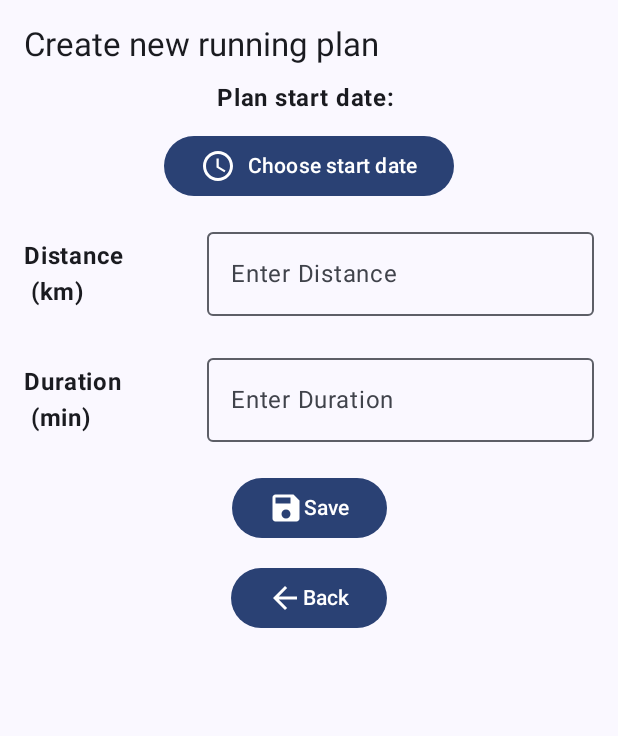
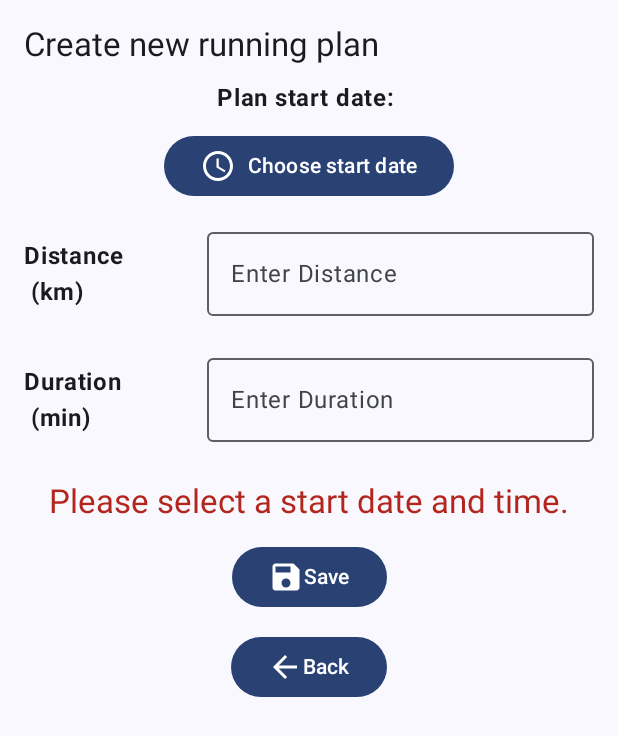
Before and after one commit to Alopexer/5046_AndroidApp, an Android app built with Jetpack Compose: the composable RunningPlanCreateScreen shown on its own in the app's theme, after a tap on "Save", on a phone screen of 412 x 824 dp. Shown: the top 736 px of the screen. Run offline under Robolectric (Android 15) with nearby library versions, the phone set to English and light mode, and no system bars.

Commit message:
fix bugs

```diff
--- a/app/src/main/java/com/example/myapplication/RunningPlanCreateScreen.kt
+++ b/app/src/main/java/com/example/myapplication/RunningPlanCreateScreen.kt
@@ -37,6 +37,7 @@ fun RunningPlanCreateScreen(navController: NavController, userViewModel: UserVie
     var selectedDateTime by remember { mutableStateOf("") }
     val userEmail: String = "test@gmail.com"
     val calendar = remember { Calendar.getInstance() }
+    var errorMessage by remember { mutableStateOf("") }
     Column(
         modifier = Modifier
             .fillMaxSize()
@@ -142,6 +143,17 @@ fun RunningPlanCreateScreen(navController: NavController, userViewModel: UserVie
             )
         }
 
+        if (errorMessage.isNotEmpty()) {
+            Text(
+                text = errorMessage,
+                color = MaterialTheme.colorScheme.error,
+                style = MaterialTheme.typography.titleLarge,
+                modifier = Modifier
+                    .padding(top = 6.dp)
+                    .align(Alignment.CenterHorizontally)
+            )
+        }
+
 
         Button(
             onClick = {
@@ -149,7 +161,14 @@ fun RunningPlanCreateScreen(navController: NavController, userViewModel: UserVie
                 val distanceValue = distance.toDoubleOrNull()
                 val durationValue = duration.toIntOrNull()
 
-                if (selectedDateTime.isNotBlank() && distanceValue != null && durationValue != null && !email.isNullOrBlank()) {
+                errorMessage = when {
+                    selectedDateTime.isBlank() -> "Please select a start date and time."
+                    distance.isBlank() -> "Please enter the distance."
+                    distanceValue == null -> "Distance must be a number."
+                    duration.isBlank() -> "Please enter the duration."
+                    durationValue == null -> "Duration must be an integer."
+                    email.isNullOrBlank() -> "User email not found. Please log in."
+                    else -> {
                         val newPlan = RunningPlan(
                             dateTime = selectedDateTime,
                             distance = distanceValue,
@@ -159,12 +178,8 @@ fun RunningPlanCreateScreen(navController: NavController, userViewModel: UserVie
                         )
                         runningPlanViewModel.insert(newPlan)
                         navController.popBackStack()
-                } else {
-                    Toast.makeText(
-                        context,
-                        "Please enter valid values: '$distance', '$duration', '$selectedDateTime', '$email'",
-                        Toast.LENGTH_SHORT
-                    ).show()
+                        "" // 清空错误信息
+                    }
                 }
             },
             modifier = Modifier.align(Alignment.CenterHorizontally)
@@ -172,7 +187,6 @@ fun RunningPlanCreateScreen(navController: NavController, userViewModel: UserVie
             Icon(Icons.Default.Save, contentDescription = "Back")
             Text("Save")
         }
-
 
         Button(
             onClick = {
```
Lines whose indentation alone changed are shown as unchanged.
